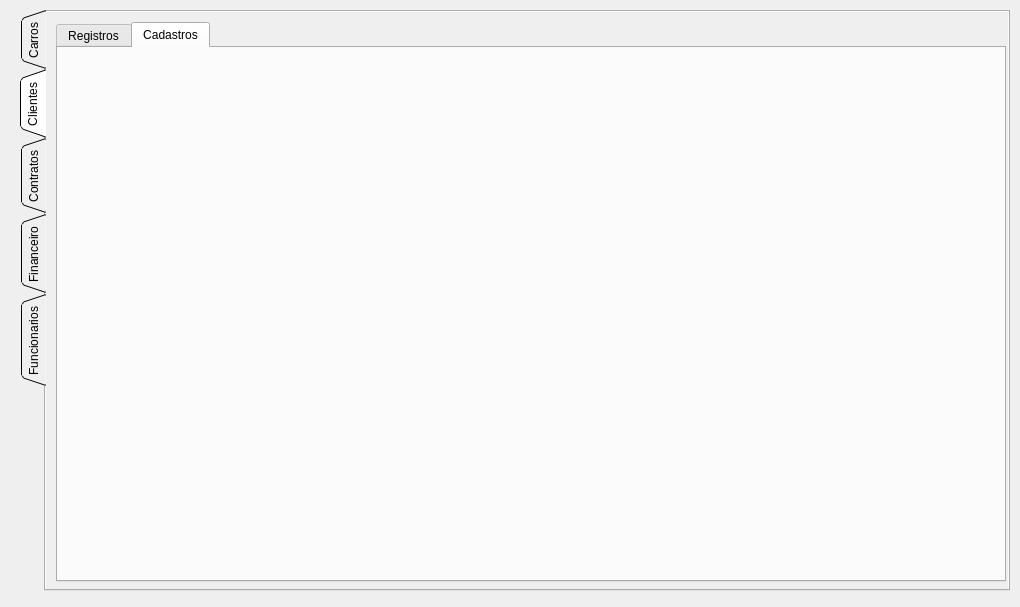
First picture: the form in Carluguel/modulescreen.ui, repository mathiashemmer/uni-devops, before the edit.
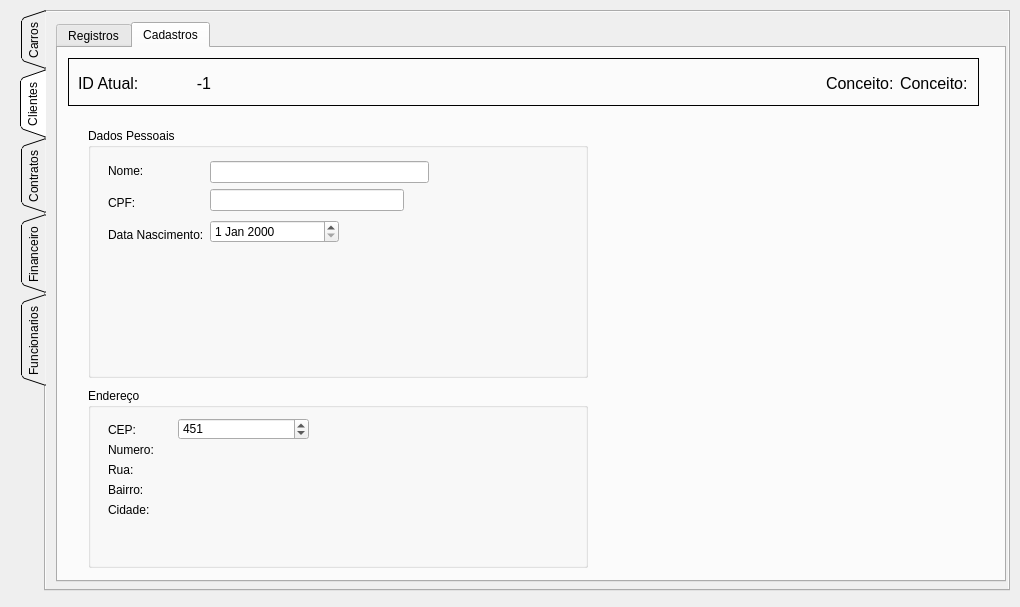
Second picture: the form after the edit. The open tabs and pages were chosen to show the change.

Commit message: Inicia classe/forms de clientes

Diff of the .ui file:
```diff
--- a/Carluguel/modulescreen.ui
+++ b/Carluguel/modulescreen.ui
@@ -943,6 +943,362 @@
       <attribute name="title">
        <string>Cadastros</string>
       </attribute>
+      <widget class="QFrame" name="frame_2">
+       <property name="geometry">
+        <rect>
+         <x>10</x>
+         <y>10</y>
+         <width>911</width>
+         <height>48</height>
+        </rect>
+       </property>
+       <property name="frameShape">
+        <enum>QFrame::Box</enum>
+       </property>
+       <property name="frameShadow">
+        <enum>QFrame::Plain</enum>
+       </property>
+       <widget class="QWidget" name="layoutWidget_2">
+        <property name="geometry">
+         <rect>
+          <x>10</x>
+          <y>0</y>
+          <width>890</width>
+          <height>50</height>
+         </rect>
+        </property>
+        <layout class="QGridLayout" name="gridLayout_2">
+         <item row="0" column="0">
+          <widget class="QLabel" name="lbl_clientes_cadastro_idatual">
+           <property name="minimumSize">
+            <size>
+             <width>80</width>
+             <height>24</height>
+            </size>
+           </property>
+           <property name="font">
+            <font>
+             <pointsize>12</pointsize>
+            </font>
+           </property>
+           <property name="frameShape">
+            <enum>QFrame::NoFrame</enum>
+           </property>
+           <property name="text">
+            <string>ID Atual:</string>
+           </property>
+           <property name="indent">
+            <number>-1</number>
+           </property>
+          </widget>
+         </item>
+         <item row="0" column="2">
+          <spacer name="horizontalSpacer_4">
+           <property name="minimumSize">
+            <size>
+             <width>80</width>
+             <height>24</height>
+            </size>
+           </property>
+           <property name="orientation">
+            <enum>Qt::Horizontal</enum>
+           </property>
+           <property name="sizeHint" stdset="0">
+            <size>
+             <width>77</width>
+             <height>21</height>
+            </size>
+           </property>
+          </spacer>
+         </item>
+         <item row="0" column="3">
+          <widget class="QLabel" name="lbl_clientes_cadastro_conceito">
+           <property name="minimumSize">
+            <size>
+             <width>0</width>
+             <height>0</height>
+            </size>
+           </property>
+           <property name="font">
+            <font>
+             <pointsize>12</pointsize>
+            </font>
+           </property>
+           <property name="frameShape">
+            <enum>QFrame::NoFrame</enum>
+           </property>
+           <property name="text">
+            <string>Conceito:</string>
+           </property>
+           <property name="indent">
+            <number>-1</number>
+           </property>
+          </widget>
+         </item>
+         <item row="0" column="1">
+          <widget class="QLabel" name="lbl_clientes_cadastro_id">
+           <property name="sizePolicy">
+            <sizepolicy hsizetype="Fixed" vsizetype="Fixed">
+             <horstretch>0</horstretch>
+             <verstretch>0</verstretch>
+            </sizepolicy>
+           </property>
+           <property name="minimumSize">
+            <size>
+             <width>80</width>
+             <height>24</height>
+            </size>
+           </property>
+           <property name="font">
+            <font>
+             <pointsize>12</pointsize>
+            </font>
+           </property>
+           <property name="layoutDirection">
+            <enum>Qt::LeftToRight</enum>
+           </property>
+           <property name="frameShape">
+            <enum>QFrame::NoFrame</enum>
+           </property>
+           <property name="text">
+            <string>-1</string>
+           </property>
+           <property name="alignment">
+            <set>Qt::AlignCenter</set>
+           </property>
+           <property name="indent">
+            <number>-1</number>
+           </property>
+          </widget>
+         </item>
+         <item row="0" column="4">
+          <widget class="QLabel" name="lbl_clientes_cadastro_conceito_display">
+           <property name="minimumSize">
+            <size>
+             <width>0</width>
+             <height>0</height>
+            </size>
+           </property>
+           <property name="font">
+            <font>
+             <pointsize>12</pointsize>
+            </font>
+           </property>
+           <property name="frameShape">
+            <enum>QFrame::NoFrame</enum>
+           </property>
+           <property name="text">
+            <string>Conceito:</string>
+           </property>
+           <property name="indent">
+            <number>-1</number>
+           </property>
+          </widget>
+         </item>
+        </layout>
+       </widget>
+      </widget>
+      <widget class="QGroupBox" name="groupBox_4">
+       <property name="geometry">
+        <rect>
+         <x>30</x>
+         <y>80</y>
+         <width>500</width>
+         <height>250</height>
+        </rect>
+       </property>
+       <property name="title">
+        <string>Dados Pessoais</string>
+       </property>
+       <widget class="QWidget" name="">
+        <property name="geometry">
+         <rect>
+          <x>20</x>
+          <y>30</y>
+          <width>321</width>
+          <height>90</height>
+         </rect>
+        </property>
+        <layout class="QHBoxLayout" name="horizontalLayout_2">
+         <item>
+          <layout class="QVBoxLayout" name="verticalLayout">
+           <item>
+            <widget class="QLabel" name="label">
+             <property name="text">
+              <string>Nome:</string>
+             </property>
+            </widget>
+           </item>
+           <item>
+            <widget class="QLabel" name="label_2">
+             <property name="text">
+              <string>CPF:</string>
+             </property>
+            </widget>
+           </item>
+           <item>
+            <widget class="QLabel" name="label_3">
+             <property name="text">
+              <string>Data Nascimento:</string>
+             </property>
+            </widget>
+           </item>
+          </layout>
+         </item>
+         <item>
+          <layout class="QGridLayout" name="gridLayout_7">
+           <item row="0" column="0">
+            <layout class="QGridLayout" name="gridLayout_5">
+             <item row="0" column="0">
+              <widget class="QLineEdit" name="txt_clietes_registros_nome"/>
+             </item>
+             <item row="1" column="0">
+              <layout class="QGridLayout" name="gridLayout_6">
+               <item row="0" column="1">
+                <widget class="QLineEdit" name="txt_clietes_registros_CPF"/>
+               </item>
+               <item row="0" column="2">
+                <spacer name="horizontalSpacer_2">
+                 <property name="orientation">
+                  <enum>Qt::Horizontal</enum>
+                 </property>
+                 <property name="sizeType">
+                  <enum>QSizePolicy::Fixed</enum>
+                 </property>
+                 <property name="sizeHint" stdset="0">
+                  <size>
+                   <width>25</width>
+                   <height>19</height>
+                  </size>
+                 </property>
+                </spacer>
+               </item>
+              </layout>
+             </item>
+            </layout>
+           </item>
+           <item row="1" column="0">
+            <layout class="QHBoxLayout" name="horizontalLayout">
+             <item>
+              <widget class="QDateEdit" name="dtf_clietes_registros_nascimento"/>
+             </item>
+             <item>
+              <spacer name="horizontalSpacer">
+               <property name="orientation">
+                <enum>Qt::Horizontal</enum>
+               </property>
+               <property name="sizeType">
+                <enum>QSizePolicy::Fixed</enum>
+               </property>
+               <property name="sizeHint" stdset="0">
+                <size>
+                 <width>90</width>
+                 <height>17</height>
+                </size>
+               </property>
+              </spacer>
+             </item>
+            </layout>
+           </item>
+          </layout>
+         </item>
+        </layout>
+       </widget>
+      </widget>
+      <widget class="QGroupBox" name="groupBox_7">
+       <property name="geometry">
+        <rect>
+         <x>30</x>
+         <y>340</y>
+         <width>500</width>
+         <height>180</height>
+        </rect>
+       </property>
+       <property name="title">
+        <string>Endereço</string>
+       </property>
+       <widget class="QLabel" name="label_4">
+        <property name="geometry">
+         <rect>
+          <x>20</x>
+          <y>70</y>
+          <width>41</width>
+          <height>24</height>
+         </rect>
+        </property>
+        <property name="text">
+         <string>Rua:</string>
+        </property>
+       </widget>
+       <widget class="QLabel" name="label_5">
+        <property name="geometry">
+         <rect>
+          <x>20</x>
+          <y>90</y>
+          <width>41</width>
+          <height>24</height>
+         </rect>
+        </property>
+        <property name="text">
+         <string>Bairro:</string>
+        </property>
+       </widget>
+       <widget class="QLabel" name="label_6">
+        <property name="geometry">
+         <rect>
+          <x>20</x>
+          <y>110</y>
+          <width>51</width>
+          <height>24</height>
+         </rect>
+        </property>
+        <property name="text">
+         <string>Cidade:</string>
+        </property>
+       </widget>
+       <widget class="QLabel" name="label_7">
+        <property name="geometry">
+         <rect>
+          <x>20</x>
+          <y>50</y>
+          <width>51</width>
+          <height>24</height>
+         </rect>
+        </property>
+        <property name="text">
+         <string>Numero:</string>
+        </property>
+       </widget>
+       <widget class="QLabel" name="label_8">
+        <property name="geometry">
+         <rect>
+          <x>20</x>
+          <y>30</y>
+          <width>51</width>
+          <height>24</height>
+         </rect>
+        </property>
+        <property name="text">
+         <string>CEP:</string>
+        </property>
+       </widget>
+       <widget class="QSpinBox" name="spinBox">
+        <property name="geometry">
+         <rect>
+          <x>90</x>
+          <y>30</y>
+          <width>131</width>
+          <height>22</height>
+         </rect>
+        </property>
+        <property name="maximum">
+         <number>9999999</number>
+        </property>
+        <property name="value">
+         <number>451</number>
+        </property>
+       </widget>
+      </widget>
      </widget>
     </widget>
    </widget>
```
Left out of the diff: 25 changed lines with no effect on the pictures. The commit also changes 7 other files.
